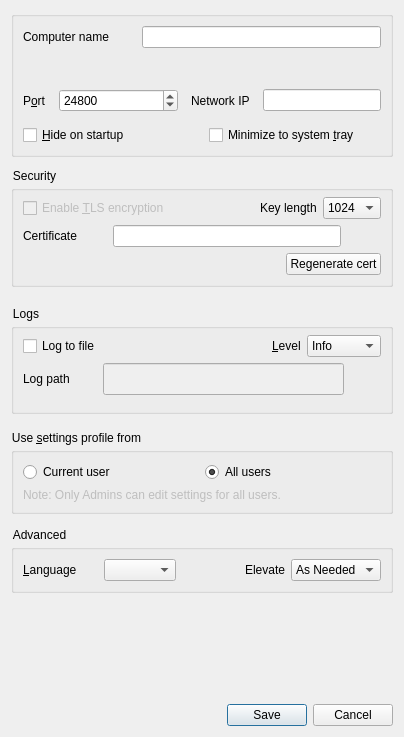
The window that src/gui/src/SettingsDialogBase.ui (deskflow/deskflow) describes before a commit, drawn with Qt 5.
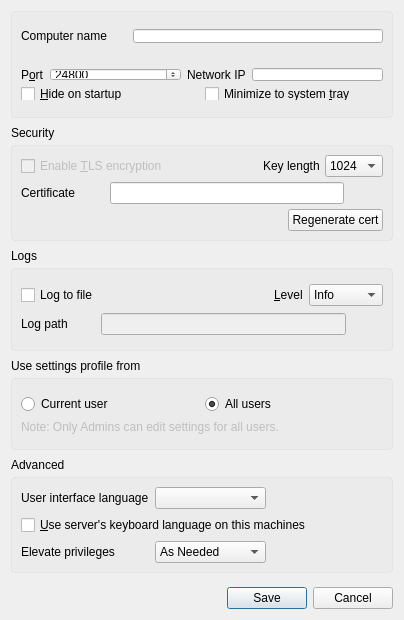
The same window after the commit. Icons and pictures are not drawn.

Commit message: SYNERGY-936 Replace qgroups with qframes

What changed in the file:
```diff
--- a/src/gui/src/SettingsDialogBase.ui
+++ b/src/gui/src/SettingsDialogBase.ui
@@ -7,7 +7,7 @@
     <x>0</x>
     <y>0</y>
     <width>404</width>
-    <height>737</height>
+    <height>620</height>
    </rect>
   </property>
   <property name="sizePolicy">
@@ -35,52 +35,431 @@
    <property name="rightMargin">
     <number>11</number>
    </property>
-   <item row="16" column="0">
-    <widget class="QDialogButtonBox" name="buttonBox">
-     <property name="orientation">
-      <enum>Qt::Horizontal</enum>
-     </property>
-     <property name="standardButtons">
-      <set>QDialogButtonBox::Cancel|QDialogButtonBox::Save</set>
-     </property>
-    </widget>
-   </item>
-   <item row="2" column="0" rowspan="2">
-    <widget class="QGroupBox" name="m_pGroupNetwork">
-     <property name="enabled">
-      <bool>true</bool>
-     </property>
+   <property name="verticalSpacing">
+    <number>5</number>
+   </property>
+   <item row="2" column="0">
+    <widget class="QLabel" name="m_pLabelGroupNetwork">
      <property name="sizePolicy">
-      <sizepolicy hsizetype="Preferred" vsizetype="Preferred">
+      <sizepolicy hsizetype="Preferred" vsizetype="Fixed">
        <horstretch>0</horstretch>
        <verstretch>0</verstretch>
       </sizepolicy>
      </property>
-     <property name="font">
-      <font>
-       <kerning>true</kerning>
-      </font>
-     </property>
-     <property name="styleSheet">
-      <string notr="true">QGroupBox::title {
-   left: 0px;
-   top: -2px;
-}</string>
-     </property>
-     <property name="title">
+     <property name="text">
       <string>Security</string>
      </property>
-     <layout class="QVBoxLayout" name="verticalLayout_2">
+    </widget>
+   </item>
+   <item row="8" column="0">
+    <spacer name="verticalSpacer_5">
+     <property name="orientation">
+      <enum>Qt::Vertical</enum>
+     </property>
+     <property name="sizeType">
+      <enum>QSizePolicy::Fixed</enum>
+     </property>
+     <property name="sizeHint" stdset="0">
+      <size>
+       <width>20</width>
+       <height>3</height>
+      </size>
+     </property>
+    </spacer>
+   </item>
+   <item row="12" column="0">
+    <widget class="QLabel" name="m_pLabelGroupAdvanced">
+     <property name="sizePolicy">
+      <sizepolicy hsizetype="Preferred" vsizetype="Fixed">
+       <horstretch>0</horstretch>
+       <verstretch>0</verstretch>
+      </sizepolicy>
+     </property>
+     <property name="text">
+      <string>Advanced</string>
+     </property>
+    </widget>
+   </item>
+   <item row="4" column="0">
+    <spacer name="verticalSpacer_4">
+     <property name="orientation">
+      <enum>Qt::Vertical</enum>
+     </property>
+     <property name="sizeType">
+      <enum>QSizePolicy::Fixed</enum>
+     </property>
+     <property name="sizeHint" stdset="0">
+      <size>
+       <width>20</width>
+       <height>3</height>
+      </size>
+     </property>
+    </spacer>
+   </item>
+   <item row="6" column="0">
+    <widget class="QFrame" name="m_pGroupLog1">
+     <property name="styleSheet">
+      <string notr="true">.QFrame{
+border: 1px solid  rgba(192,192,192, 0.2);
+border-radius: 4px;
+background-color: rgba(192,192,192, 0.1);
+}
+</string>
+     </property>
+     <property name="frameShape">
+      <enum>QFrame::StyledPanel</enum>
+     </property>
+     <property name="frameShadow">
+      <enum>QFrame::Raised</enum>
+     </property>
+     <layout class="QGridLayout" name="gridLayout">
+      <property name="topMargin">
+       <number>15</number>
+      </property>
+      <property name="bottomMargin">
+       <number>15</number>
+      </property>
+      <property name="verticalSpacing">
+       <number>7</number>
+      </property>
+      <item row="0" column="1">
+       <spacer name="horizontalSpacer_5">
+        <property name="orientation">
+         <enum>Qt::Horizontal</enum>
+        </property>
+        <property name="sizeHint" stdset="0">
+         <size>
+          <width>40</width>
+          <height>20</height>
+         </size>
+        </property>
+       </spacer>
+      </item>
+      <item row="0" column="0">
+       <widget class="QCheckBox" name="m_pCheckBoxLogToFile">
+        <property name="text">
+         <string>Log to file</string>
+        </property>
+       </widget>
+      </item>
+      <item row="0" column="3">
+       <widget class="QComboBox" name="m_pComboLogLevel">
+        <item>
+         <property name="text">
+          <string>Info</string>
+         </property>
+        </item>
+        <item>
+         <property name="text">
+          <string>Debug</string>
+         </property>
+        </item>
+        <item>
+         <property name="text">
+          <string>Debug1</string>
+         </property>
+        </item>
+        <item>
+         <property name="text">
+          <string>Debug2</string>
+         </property>
+        </item>
+       </widget>
+      </item>
+      <item row="0" column="2">
+       <widget class="QLabel" name="m_pLabel_3">
+        <property name="sizePolicy">
+         <sizepolicy hsizetype="Preferred" vsizetype="Fixed">
+          <horstretch>0</horstretch>
+          <verstretch>0</verstretch>
+         </sizepolicy>
+        </property>
+        <property name="minimumSize">
+         <size>
+          <width>0</width>
+          <height>0</height>
+         </size>
+        </property>
+        <property name="text">
+         <string>&amp;Level</string>
+        </property>
+        <property name="buddy">
+         <cstring>m_pComboLogLevel</cstring>
+        </property>
+       </widget>
+      </item>
+      <item row="1" column="0" colspan="4">
+       <layout class="QHBoxLayout" name="horizontalLayout_4">
+        <property name="spacing">
+         <number>3</number>
+        </property>
+        <property name="topMargin">
+         <number>0</number>
+        </property>
+        <item>
+         <widget class="QLabel" name="m_pLabelLogPath">
+          <property name="sizePolicy">
+           <sizepolicy hsizetype="Preferred" vsizetype="Fixed">
+            <horstretch>0</horstretch>
+            <verstretch>0</verstretch>
+           </sizepolicy>
+          </property>
+          <property name="text">
+           <string>Log path</string>
+          </property>
+         </widget>
+        </item>
+        <item>
+         <spacer name="horizontalSpacer_7">
+          <property name="orientation">
+           <enum>Qt::Horizontal</enum>
+          </property>
+          <property name="sizeType">
+           <enum>QSizePolicy::Minimum</enum>
+          </property>
+          <property name="sizeHint" stdset="0">
+           <size>
+            <width>30</width>
+            <height>20</height>
+           </size>
+          </property>
+         </spacer>
+        </item>
+        <item>
+         <widget class="QLineEdit" name="m_pLineEditLogFilename">
+          <property name="enabled">
+           <bool>false</bool>
+          </property>
+          <property name="sizePolicy">
+           <sizepolicy hsizetype="Expanding" vsizetype="Fixed">
+            <horstretch>0</horstretch>
+            <verstretch>0</verstretch>
+           </sizepolicy>
+          </property>
+         </widget>
+        </item>
+        <item>
+         <widget class="QPushButton" name="m_pButtonBrowseLog">
+          <property name="enabled">
+           <bool>false</bool>
+          </property>
+          <property name="cursor">
+           <cursorShape>PointingHandCursor</cursorShape>
+          </property>
+          <property name="styleSheet">
+           <string notr="true">margin: 0px; padding: 0px;</string>
+          </property>
+          <property name="text">
+           <string/>
+          </property>
+          <property name="icon">
+           <iconset resource="../res/Synergy.qrc">
+            <normaloff>:/res/icons/64x64/folder.png</normaloff>:/res/icons/64x64/folder.png</iconset>
+          </property>
+          <property name="iconSize">
+           <size>
+            <width>20</width>
+            <height>13</height>
+           </size>
+          </property>
+          <property name="flat">
+           <bool>true</bool>
+          </property>
+         </widget>
+        </item>
+       </layout>
+      </item>
+     </layout>
+    </widget>
+   </item>
+   <item row="9" column="0">
+    <widget class="QLabel" name="m_pLabelGroupScope">
+     <property name="sizePolicy">
+      <sizepolicy hsizetype="Preferred" vsizetype="Fixed">
+       <horstretch>0</horstretch>
+       <verstretch>0</verstretch>
+      </sizepolicy>
+     </property>
+     <property name="text">
+      <string>Use settings profile from</string>
+     </property>
+    </widget>
+   </item>
+   <item row="5" column="0">
+    <widget class="QLabel" name="m_pLabelGroupLog">
+     <property name="sizePolicy">
+      <sizepolicy hsizetype="Preferred" vsizetype="Fixed">
+       <horstretch>0</horstretch>
+       <verstretch>0</verstretch>
+      </sizepolicy>
+     </property>
+     <property name="text">
+      <string>Logs</string>
+     </property>
+    </widget>
+   </item>
+   <item row="11" column="0">
+    <spacer name="verticalSpacer_3">
+     <property name="orientation">
+      <enum>Qt::Vertical</enum>
+     </property>
+     <property name="sizeType">
+      <enum>QSizePolicy::Fixed</enum>
+     </property>
+     <property name="sizeHint" stdset="0">
+      <size>
+       <width>20</width>
+       <height>3</height>
+      </size>
+     </property>
+    </spacer>
+   </item>
+   <item row="13" column="0">
+    <widget class="QFrame" name="m_pGroupAdvanced">
+     <property name="sizePolicy">
+      <sizepolicy hsizetype="Preferred" vsizetype="Expanding">
+       <horstretch>0</horstretch>
+       <verstretch>0</verstretch>
+      </sizepolicy>
+     </property>
+     <property name="styleSheet">
+      <string notr="true">.QFrame{
+border: 1px solid  rgba(192,192,192, 0.2);
+border-radius: 4px;
+background-color: rgba(192,192,192, 0.1);
+}
+</string>
+     </property>
+     <property name="frameShape">
+      <enum>QFrame::StyledPanel</enum>
+     </property>
+     <property name="frameShadow">
+      <enum>QFrame::Raised</enum>
+     </property>
+     <layout class="QGridLayout" name="gridLayout_3">
+      <item row="0" column="1">
+       <widget class="QComboBox" name="m_pComboLanguage"/>
+      </item>
+      <item row="1" column="0" colspan="3">
+       <widget class="QCheckBox" name="m_pCheckBoxLanguageSync">
+        <property name="text">
+         <string>&amp;Use server's keyboard language on this machines </string>
+        </property>
+       </widget>
+      </item>
+      <item row="0" column="0">
+       <widget class="QLabel" name="m_pLabel_27">
+        <property name="sizePolicy">
+         <sizepolicy hsizetype="Minimum" vsizetype="Fixed">
+          <horstretch>0</horstretch>
+          <verstretch>0</verstretch>
+         </sizepolicy>
+        </property>
+        <property name="minimumSize">
+         <size>
+          <width>75</width>
+          <height>0</height>
+         </size>
+        </property>
+        <property name="text">
+         <string>User interface language</string>
+        </property>
+        <property name="buddy">
+         <cstring>m_pComboLanguage</cstring>
+        </property>
+       </widget>
+      </item>
+      <item row="3" column="0">
+       <widget class="QLabel" name="m_pLabelElevate">
+        <property name="sizePolicy">
+         <sizepolicy hsizetype="Preferred" vsizetype="Fixed">
+          <horstretch>0</horstretch>
+          <verstretch>0</verstretch>
+         </sizepolicy>
+        </property>
+        <property name="text">
+         <string>Elevate privileges</string>
+        </property>
+       </widget>
+      </item>
+      <item row="3" column="1">
+       <widget class="QComboBox" name="m_pComboElevate">
+        <property name="toolTip">
+         <string>Specify when the Synergy service should run at an elevated privilege level</string>
+        </property>
+        <property name="currentIndex">
+         <number>0</number>
+        </property>
+        <item>
+         <property name="text">
+          <string>As Needed</string>
+         </property>
+        </item>
+        <item>
+         <property name="text">
+          <string>Always</string>
+         </property>
+        </item>
+        <item>
+         <property name="text">
+          <string>Never</string>
+         </property>
+        </item>
+       </widget>
+      </item>
+      <item row="4" column="0">
+       <spacer name="verticalSpacer_6">
+        <property name="orientation">
+         <enum>Qt::Vertical</enum>
+        </property>
+        <property name="sizeHint" stdset="0">
+         <size>
+          <width>20</width>
+          <height>40</height>
+         </size>
+        </property>
+       </spacer>
+      </item>
+     </layout>
+    </widget>
+   </item>
+   <item row="1" column="0">
+    <spacer name="verticalSpacer_2">
+     <property name="orientation">
+      <enum>Qt::Vertical</enum>
+     </property>
+     <property name="sizeType">
+      <enum>QSizePolicy::Fixed</enum>
+     </property>
+     <property name="sizeHint" stdset="0">
+      <size>
+       <width>20</width>
+       <height>3</height>
+      </size>
+     </property>
+    </spacer>
+   </item>
+   <item row="3" column="0">
+    <widget class="QFrame" name="m_pGroupSecurity">
+     <property name="styleSheet">
+      <string notr="true">.QFrame{
+border: 1px solid  rgba(192,192,192, 0.2);
+border-radius: 4px;
+background-color: rgba(192,192,192, 0.1);
+}
+</string>
+     </property>
+     <property name="frameShape">
+      <enum>QFrame::StyledPanel</enum>
+     </property>
+     <property name="frameShadow">
+      <enum>QFrame::Raised</enum>
+     </property>
+     <layout class="QVBoxLayout" name="verticalLayout">
       <property name="spacing">
-       <number>6</number>
-      </property>
-      <property name="leftMargin">
-       <number>9</number>
+       <number>5</number>
       </property>
       <property name="topMargin">
-       <number>6</number>
-      </property>
-      <property name="rightMargin">
        <number>9</number>
       </property>
       <property name="bottomMargin">
@@ -116,6 +495,12 @@
         </item>
         <item>
          <widget class="QLabel" name="m_pLabelKeyLength">
+          <property name="sizePolicy">
+           <sizepolicy hsizetype="Preferred" vsizetype="Fixed">
+            <horstretch>0</horstretch>
+            <verstretch>0</verstretch>
+           </sizepolicy>
+          </property>
           <property name="text">
            <string>Key length</string>
           </property>
@@ -152,6 +537,12 @@
         </property>
         <item>
          <widget class="QLabel" name="m_pLabelCertificate">
+          <property name="sizePolicy">
+           <sizepolicy hsizetype="Preferred" vsizetype="Fixed">
+            <horstretch>0</horstretch>
+            <verstretch>0</verstretch>
+           </sizepolicy>
+          </property>
           <property name="text">
            <string>Certificate</string>
           </property>
@@ -241,86 +632,181 @@
      </layout>
     </widget>
    </item>
-   <item row="1" column="0">
-    <spacer name="verticalSpacer_2">
-     <property name="orientation">
-      <enum>Qt::Vertical</enum>
+   <item row="10" column="0">
+    <widget class="QFrame" name="m_pGroupScope">
+     <property name="styleSheet">
+      <string notr="true">.QFrame{
+border: 1px solid  rgba(192,192,192, 0.2);
+border-radius: 4px;
+background-color: rgba(192,192,192, 0.1);
+}
+</string>
      </property>
-     <property name="sizeType">
-      <enum>QSizePolicy::Minimum</enum>
+     <property name="frameShape">
+      <enum>QFrame::StyledPanel</enum>
      </property>
-     <property name="sizeHint" stdset="0">
-      <size>
-       <width>20</width>
-       <height>8</height>
-      </size>
+     <property name="frameShadow">
+      <enum>QFrame::Raised</enum>
      </property>
-    </spacer>
+     <layout class="QGridLayout" name="gridLayout_2">
+      <property name="topMargin">
+       <number>15</number>
+      </property>
+      <property name="bottomMargin">
+       <number>15</number>
+      </property>
+      <property name="verticalSpacing">
+       <number>6</number>
+      </property>
+      <item row="0" column="0">
+       <widget class="QRadioButton" name="m_pRadioUserScope">
+        <property name="text">
+         <string>Current user</string>
+        </property>
+       </widget>
+      </item>
+      <item row="0" column="1">
+       <widget class="QRadioButton" name="m_pRadioSystemScope">
+        <property name="text">
+         <string>All users</string>
+        </property>
+        <property name="checked">
+         <bool>true</bool>
+        </property>
+       </widget>
+      </item>
+      <item row="1" column="0" colspan="2">
+       <widget class="QLabel" name="m_labelAdminRightsMessage">
+        <property name="enabled">
+         <bool>false</bool>
+        </property>
+        <property name="sizePolicy">
+         <sizepolicy hsizetype="Preferred" vsizetype="Fixed">
+          <horstretch>0</horstretch>
+          <verstretch>0</verstretch>
+         </sizepolicy>
+        </property>
+        <property name="font">
+         <font>
+          <weight>50</weight>
+          <bold>false</bold>
+         </font>
+        </property>
+        <property name="text">
+         <string>Note: Only Admins can edit settings for all users.</string>
+        </property>
+       </widget>
+      </item>
+     </layout>
+    </widget>
    </item>
-   <item row="9" column="0">
-    <spacer name="verticalSpacer_3">
+   <item row="20" column="0">
+    <widget class="QDialogButtonBox" name="buttonBox">
      <property name="orientation">
-      <enum>Qt::Vertical</enum>
+      <enum>Qt::Horizontal</enum>
      </property>
-     <property name="sizeType">
-      <enum>QSizePolicy::Minimum</enum>
+     <property name="standardButtons">
+      <set>QDialogButtonBox::Cancel|QDialogButtonBox::Save</set>
      </property>
-     <property name="sizeHint" stdset="0">
-      <size>
-       <width>20</width>
-       <height>10</height>
-      </size>
-     </property>
-    </spacer>
+    </widget>
    </item>
-   <item row="4" column="0">
-    <spacer name="verticalSpacer_4">
-     <property name="orientation">
-      <enum>Qt::Vertical</enum>
+   <item row="18" column="0">
+    <layout class="QGridLayout" name="m_pGridLayoutNetwork">
+     <property name="leftMargin">
+      <number>0</number>
      </property>
-     <property name="sizeType">
-      <enum>QSizePolicy::Minimum</enum>
+     <property name="topMargin">
+      <number>1</number>
      </property>
-     <property name="sizeHint" stdset="0">
-      <size>
-       <width>20</width>
-       <height>16</height>
-      </size>
+     <property name="horizontalSpacing">
+      <number>0</number>
      </property>
-    </spacer>
+     <property name="verticalSpacing">
+      <number>6</number>
+     </property>
+     <item row="0" column="0">
+      <widget class="QCheckBox" name="m_pCheckBoxAutoConfig">
+       <property name="enabled">
+        <bool>false</bool>
+       </property>
+       <property name="sizePolicy">
+        <sizepolicy hsizetype="Ignored" vsizetype="Ignored">
+         <horstretch>0</horstretch>
+         <verstretch>0</verstretch>
+        </sizepolicy>
+       </property>
+       <property name="text">
+        <string>Enable Auto Config</string>
+       </property>
+      </widget>
+     </item>
+     <item row="0" column="1">
+      <widget class="QLabel" name="m_pLabelInstallBonjour">
+       <property name="sizePolicy">
+        <sizepolicy hsizetype="Ignored" vsizetype="Ignored">
+         <horstretch>0</horstretch>
+         <verstretch>0</verstretch>
+        </sizepolicy>
+       </property>
+       <property name="text">
+        <string>&lt;html&gt;&lt;head/&gt;&lt;body&gt;&lt;p&gt;&lt;a href=&quot;#&quot;&gt;&lt;span style=&quot; text-decoration: underline; color:#007af4;&quot;&gt;Install Bonjour&lt;/span&gt;&lt;/a&gt;&lt;/p&gt;&lt;/body&gt;&lt;/html&gt;</string>
+       </property>
+       <property name="textFormat">
+        <enum>Qt::RichText</enum>
+       </property>
+      </widget>
+     </item>
+    </layout>
    </item>
-   <item row="15" column="0">
+   <item row="19" column="0">
     <spacer name="verticalSpacer">
      <property name="orientation">
       <enum>Qt::Vertical</enum>
      </property>
+     <property name="sizeType">
+      <enum>QSizePolicy::Fixed</enum>
+     </property>
      <property name="sizeHint" stdset="0">
       <size>
        <width>20</width>
-       <height>40</height>
+       <height>3</height>
       </size>
      </property>
     </spacer>
    </item>
    <item row="0" column="0">
-    <widget class="QGroupBox" name="m_pGroupBoxCommon">
-     <property name="title">
-      <string/>
+    <widget class="QFrame" name="m_pGroupBoxCommon">
+     <property name="styleSheet">
+      <string notr="true">.QFrame{
+border: 1px solid  rgba(192,192,192, 0.2);
+border-radius: 4px;
+background-color: rgba(192,192,192, 0.1);
+}
+</string>
      </property>
-     <layout class="QVBoxLayout" name="verticalLayout">
-      <property name="spacing">
-       <number>13</number>
-      </property>
-      <property name="leftMargin">
-       <number>9</number>
+     <property name="frameShape">
+      <enum>QFrame::StyledPanel</enum>
+     </property>
+     <property name="frameShadow">
+      <enum>QFrame::Raised</enum>
+     </property>
+     <layout class="QVBoxLayout" name="verticalLayout_3">
+      <property name="topMargin">
+       <number>17</number>
       </property>
       <property name="bottomMargin">
-       <number>9</number>
+       <number>17</number>
       </property>
       <item>
        <layout class="QHBoxLayout" name="horizontalLayout">
         <item>
          <widget class="QLabel" name="m_pLabelComputerName">
+          <property name="sizePolicy">
+           <sizepolicy hsizetype="Preferred" vsizetype="Fixed">
+            <horstretch>0</horstretch>
+            <verstretch>0</verstretch>
+           </sizepolicy>
+          </property>
           <property name="minimumSize">
            <size>
             <width>75</width>
@@ -366,7 +852,7 @@
       <item>
        <widget class="QLabel" name="m_pLabelNameError">
         <property name="sizePolicy">
-         <sizepolicy hsizetype="Minimum" vsizetype="Minimum">
+         <sizepolicy hsizetype="Minimum" vsizetype="Fixed">
           <horstretch>0</horstretch>
           <verstretch>0</verstretch>
          </sizepolicy>
@@ -392,6 +878,12 @@
         </property>
         <item>
          <widget class="QLabel" name="m_pLabel_20">
+          <property name="sizePolicy">
+           <sizepolicy hsizetype="Preferred" vsizetype="Fixed">
+            <horstretch>0</horstretch>
+            <verstretch>0</verstretch>
+           </sizepolicy>
+          </property>
           <property name="text">
            <string>P&amp;ort</string>
           </property>
@@ -421,6 +913,12 @@
         </item>
         <item>
          <widget class="QLabel" name="m_pLabel_21">
+          <property name="sizePolicy">
+           <sizepolicy hsizetype="Preferred" vsizetype="Fixed">
+            <horstretch>0</horstretch>
+            <verstretch>0</verstretch>
+           </sizepolicy>
+          </property>
           <property name="text">
            <string>Network IP</string>
           </property>
@@ -462,389 +960,6 @@
      </layout>
     </widget>
    </item>
-   <item row="6" column="0">
-    <layout class="QGridLayout" name="m_pGridLayoutNetwork">
-     <property name="leftMargin">
-      <number>0</number>
-     </property>
-     <property name="topMargin">
-      <number>1</number>
-     </property>
-     <property name="horizontalSpacing">
-      <number>0</number>
-     </property>
-     <property name="verticalSpacing">
-      <number>6</number>
-     </property>
-     <item row="0" column="0">
-      <widget class="QCheckBox" name="m_pCheckBoxAutoConfig">
-       <property name="enabled">
-        <bool>false</bool>
-       </property>
-       <property name="sizePolicy">
-        <sizepolicy hsizetype="Ignored" vsizetype="Ignored">
-         <horstretch>0</horstretch>
-         <verstretch>0</verstretch>
-        </sizepolicy>
-       </property>
-       <property name="text">
-        <string>Enable Auto Config</string>
-       </property>
-      </widget>
-     </item>
-     <item row="0" column="1">
-      <widget class="QLabel" name="m_pLabelInstallBonjour">
-       <property name="sizePolicy">
-        <sizepolicy hsizetype="Ignored" vsizetype="Ignored">
-         <horstretch>0</horstretch>
-         <verstretch>0</verstretch>
-        </sizepolicy>
-       </property>
-       <property name="text">
-        <string>&lt;html&gt;&lt;head/&gt;&lt;body&gt;&lt;p&gt;&lt;a href=&quot;#&quot;&gt;&lt;span style=&quot; text-decoration: underline; color:#007af4;&quot;&gt;Install Bonjour&lt;/span&gt;&lt;/a&gt;&lt;/p&gt;&lt;/body&gt;&lt;/html&gt;</string>
-       </property>
-       <property name="textFormat">
-        <enum>Qt::RichText</enum>
-       </property>
-      </widget>
-     </item>
-    </layout>
-   </item>
-   <item row="7" column="0">
-    <spacer name="verticalSpacer_5">
-     <property name="orientation">
-      <enum>Qt::Vertical</enum>
-     </property>
-     <property name="sizeType">
-      <enum>QSizePolicy::Minimum</enum>
-     </property>
-     <property name="sizeHint" stdset="0">
-      <size>
-       <width>20</width>
-       <height>6</height>
-      </size>
-     </property>
-    </spacer>
-   </item>
-   <item row="8" column="0">
-    <widget class="QGroupBox" name="m_pGroupScope">
-     <property name="font">
-      <font>
-       <kerning>true</kerning>
-      </font>
-     </property>
-     <property name="styleSheet">
-      <string notr="true">QGroupBox::title {
-   left: -3px;
-   top: -2px;
-}</string>
-     </property>
-     <property name="title">
-      <string>Use &amp;settings profile from</string>
-     </property>
-     <layout class="QGridLayout" name="gridLayout_4">
-      <item row="1" column="2">
-       <widget class="QRadioButton" name="m_pRadioSystemScope">
-        <property name="text">
-         <string>All users</string>
-        </property>
-        <property name="checked">
-         <bool>true</bool>
-        </property>
-       </widget>
-      </item>
-      <item row="1" column="1">
-       <widget class="QRadioButton" name="m_pRadioUserScope">
-        <property name="text">
-         <string>Current user</string>
-        </property>
-       </widget>
-      </item>
-      <item row="2" column="1" colspan="2">
-       <widget class="QLabel" name="m_labelAdminRightsMessage">
-        <property name="enabled">
-         <bool>false</bool>
-        </property>
-        <property name="font">
-         <font>
-          <weight>50</weight>
-          <bold>false</bold>
-         </font>
-        </property>
-        <property name="text">
-         <string>Note: Only Admins can edit settings for all users.</string>
-        </property>
-       </widget>
-      </item>
-     </layout>
-    </widget>
-   </item>
-   <item row="14" column="0">
-    <widget class="QGroupBox" name="gridGroupBox">
-     <property name="font">
-      <font>
-       <kerning>true</kerning>
-      </font>
-     </property>
-     <property name="styleSheet">
-      <string notr="true">QGroupBox::title {
-   left: 0px;
-   top: -2px;
-}</string>
-     </property>
-     <property name="title">
-      <string>Advanced</string>
-     </property>
-     <layout class="QGridLayout" name="gridLayout_7">
-      <item row="0" column="0">
-       <widget class="QLabel" name="m_pLabel_27">
-        <property name="sizePolicy">
-         <sizepolicy hsizetype="Preferred" vsizetype="Preferred">
-          <horstretch>0</horstretch>
-          <verstretch>0</verstretch>
-         </sizepolicy>
-        </property>
-        <property name="minimumSize">
-         <size>
-          <width>75</width>
-          <height>0</height>
-         </size>
-        </property>
-        <property name="text">
-         <string>&amp;Language</string>
-        </property>
-        <property name="buddy">
-         <cstring>m_pComboLanguage</cstring>
-        </property>
-       </widget>
-      </item>
-      <item row="0" column="4">
-       <widget class="QComboBox" name="m_pComboElevate">
-        <property name="toolTip">
-         <string>Specify when the Synergy service should run at an elevated privilege level</string>
-        </property>
-        <property name="currentIndex">
-         <number>0</number>
-        </property>
-        <item>
-         <property name="text">
-          <string>As Needed</string>
-         </property>
-        </item>
-        <item>
-         <property name="text">
-          <string>Always</string>
-         </property>
-        </item>
-        <item>
-         <property name="text">
-          <string>Never</string>
-         </property>
-        </item>
-       </widget>
-      </item>
-      <item row="0" column="3">
-       <widget class="QLabel" name="m_pLabelElevate">
-        <property name="text">
-         <string>Elevate</string>
-        </property>
-       </widget>
-      </item>
-      <item row="0" column="1">
-       <widget class="QComboBox" name="m_pComboLanguage"/>
-      </item>
-      <item row="0" column="2">
-       <spacer name="horizontalSpacer_6">
-        <property name="orientation">
-         <enum>Qt::Horizontal</enum>
-        </property>
-        <property name="sizeHint" stdset="0">
-         <size>
-          <width>40</width>
-          <height>20</height>
-         </size>
-        </property>
-       </spacer>
-      </item>
-     </layout>
-    </widget>
-   </item>
-   <item row="5" column="0">
-    <widget class="QGroupBox" name="m_pGroupLog">
-     <property name="sizePolicy">
-      <sizepolicy hsizetype="Preferred" vsizetype="Preferred">
-       <horstretch>0</horstretch>
-       <verstretch>0</verstretch>
-      </sizepolicy>
-     </property>
-     <property name="font">
-      <font>
-       <kerning>true</kerning>
-      </font>
-     </property>
-     <property name="styleSheet">
-      <string notr="true">QGroupBox::title {
-   left: 0px;
-   top: -2px;
-}</string>
-     </property>
-     <property name="title">
-      <string>Logs</string>
-     </property>
-     <property name="alignment">
-      <set>Qt::AlignLeading|Qt::AlignLeft|Qt::AlignVCenter</set>
-     </property>
-     <property name="flat">
-      <bool>false</bool>
-     </property>
-     <layout class="QGridLayout" name="gridLayout_2">
-      <property name="topMargin">
-       <number>6</number>
-      </property>
-      <property name="bottomMargin">
-       <number>16</number>
-      </property>
-      <property name="verticalSpacing">
-       <number>6</number>
-      </property>
-      <item row="0" column="1">
-       <spacer name="horizontalSpacer_5">
-        <property name="orientation">
-         <enum>Qt::Horizontal</enum>
-        </property>
-        <property name="sizeHint" stdset="0">
-         <size>
-          <width>40</width>
-          <height>20</height>
-         </size>
-        </property>
-       </spacer>
-      </item>
-      <item row="0" column="2">
-       <widget class="QLabel" name="m_pLabel_3">
-        <property name="minimumSize">
-         <size>
-          <width>0</width>
-          <height>0</height>
-         </size>
-        </property>
-        <property name="text">
-         <string>&amp;Level</string>
-        </property>
-        <property name="buddy">
-         <cstring>m_pComboLogLevel</cstring>
-        </property>
-       </widget>
-      </item>
-      <item row="0" column="3">
-       <widget class="QComboBox" name="m_pComboLogLevel">
-        <item>
-         <property name="text">
-          <string>Info</string>
-         </property>
-        </item>
-        <item>
-         <property name="text">
-          <string>Debug</string>
-         </property>
-        </item>
-        <item>
-         <property name="text">
-          <string>Debug1</string>
-         </property>
-        </item>
-        <item>
-         <property name="text">
-          <string>Debug2</string>
-         </property>
-        </item>
-       </widget>
-      </item>
-      <item row="0" column="0">
-       <widget class="QCheckBox" name="m_pCheckBoxLogToFile">
-        <property name="text">
-         <string>Log to file</string>
-        </property>
-       </widget>
-      </item>
-      <item row="1" column="0" colspan="4">
-       <layout class="QHBoxLayout" name="horizontalLayout_4">
-        <property name="spacing">
-         <number>3</number>
-        </property>
-        <property name="topMargin">
-         <number>0</number>
-        </property>
-        <item>
-         <widget class="QLabel" name="m_pLabelLogPath">
-          <property name="text">
-           <string>Log path</string>
-          </property>
-         </widget>
-        </item>
-        <item>
-         <spacer name="horizontalSpacer_7">
-          <property name="orientation">
-           <enum>Qt::Horizontal</enum>
-          </property>
-          <property name="sizeType">
-           <enum>QSizePolicy::Minimum</enum>
-          </property>
-          <property name="sizeHint" stdset="0">
-           <size>
-            <width>30</width>
-            <height>20</height>
-           </size>
-          </property>
-         </spacer>
-        </item>
-        <item>
-         <widget class="QLineEdit" name="m_pLineEditLogFilename">
-          <property name="enabled">
-           <bool>false</bool>
-          </property>
-          <property name="sizePolicy">
-           <sizepolicy hsizetype="Expanding" vsizetype="Expanding">
-            <horstretch>0</horstretch>
-            <verstretch>0</verstretch>
-           </sizepolicy>
-          </property>
-         </widget>
-        </item>
-        <item>
-         <widget class="QPushButton" name="m_pButtonBrowseLog">
-          <property name="enabled">
-           <bool>false</bool>
-          </property>
-          <property name="cursor">
-           <cursorShape>PointingHandCursor</cursorShape>
-          </property>
-          <property name="styleSheet">
-           <string notr="true">margin: 0px; padding: 0px;</string>
-          </property>
-          <property name="text">
-           <string/>
-          </property>
-          <property name="icon">
-           <iconset resource="../res/Synergy.qrc">
-            <normaloff>:/res/icons/64x64/folder.png</normaloff>:/res/icons/64x64/folder.png</iconset>
-          </property>
-          <property name="iconSize">
-           <size>
-            <width>20</width>
-            <height>13</height>
-           </size>
-          </property>
-          <property name="flat">
-           <bool>true</bool>
-          </property>
-         </widget>
-        </item>
-       </layout>
-      </item>
-     </layout>
-    </widget>
-   </item>
   </layout>
  </widget>
  <tabstops>
```
Left out of the diff: 1 changed line with no effect on the pictures. The commit also changes 1 other file.
